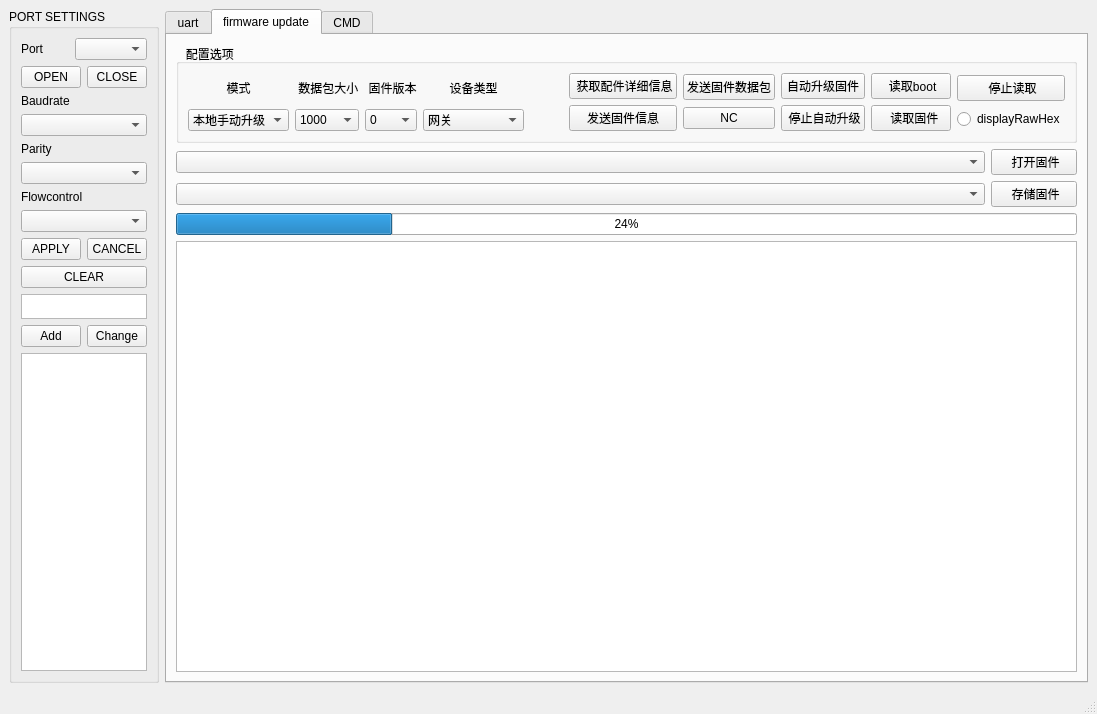
This is main_window_form.ui in a15981097537/konying_id8 as Qt 5 draws it before an edit. The edited form follows.
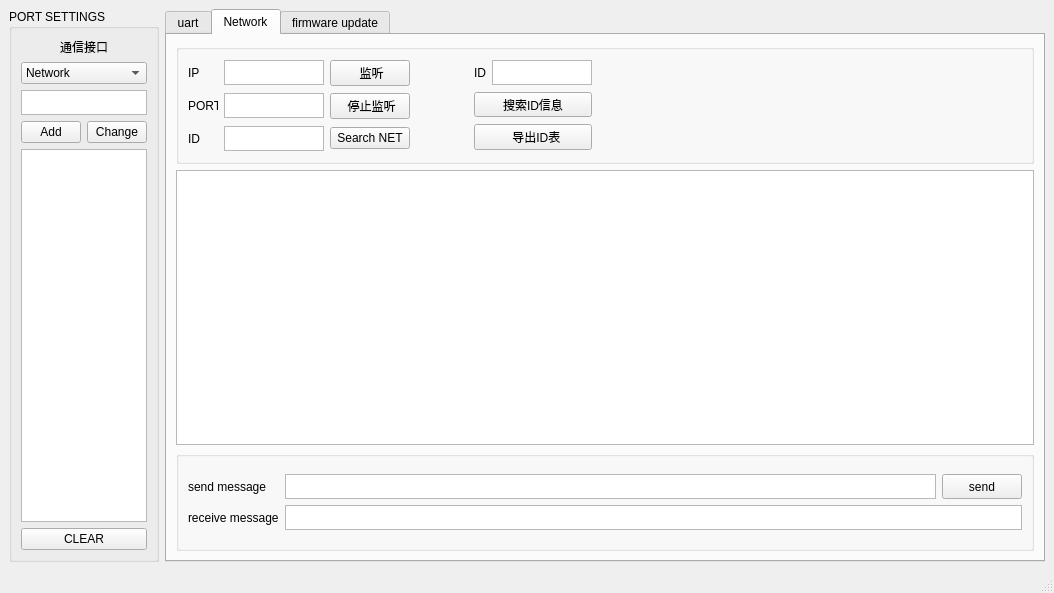
This is the edited form. The open tabs and pages were chosen to show the change.

Commit message: network ok

Diff of the .ui file:
```diff
--- a/main_window_form.ui
+++ b/main_window_form.ui
@@ -6,8 +6,8 @@
    <rect>
     <x>0</x>
     <y>0</y>
-    <width>1097</width>
-    <height>714</height>
+    <width>1054</width>
+    <height>593</height>
    </rect>
   </property>
   <property name="windowTitle">
@@ -49,119 +49,39 @@
       </property>
       <layout class="QVBoxLayout" name="verticalLayout_3">
        <item>
-        <layout class="QHBoxLayout" name="horizontalLayout_5">
+        <layout class="QVBoxLayout" name="verticalLayout_19">
          <item>
-          <widget class="QLabel" name="label_2">
+          <widget class="QLabel" name="label_12">
            <property name="text">
-            <string>Port</string>
+            <string>通信接口</string>
            </property>
-          </widget>
-         </item>
-         <item>
-          <widget class="QComboBox" name="comboBox_port"/>
-         </item>
-        </layout>
-       </item>
-       <item>
-        <layout class="QHBoxLayout" name="horizontalLayout_7">
-         <item>
-          <widget class="QPushButton" name="bt_openport">
-           <property name="statusTip">
-            <string>Open port</string>
+           <property name="alignment">
+            <set>Qt::AlignCenter</set>
            </property>
-           <property name="text">
-            <string>OPEN</string>
-           </property>
           </widget>
          </item>
          <item>
-          <widget class="QPushButton" name="bt_closeport">
-           <property name="statusTip">
-            <string>Close port</string>
+          <widget class="QComboBox" name="comunication_protocal">
+           <property name="minimumSize">
+            <size>
+             <width>0</width>
+             <height>0</height>
+            </size>
            </property>
-           <property name="text">
-            <string>CLOSE</string>
-           </property>
+           <item>
+            <property name="text">
+             <string>Network</string>
+            </property>
+           </item>
+           <item>
+            <property name="text">
+             <string>Uart</string>
+            </property>
+           </item>
           </widget>
          </item>
         </layout>
        </item>
-       <item>
-        <layout class="QVBoxLayout" name="verticalLayout_17">
-         <item>
-          <widget class="QLabel" name="label_3">
-           <property name="text">
-            <string>Baudrate</string>
-           </property>
-          </widget>
-         </item>
-         <item>
-          <widget class="QComboBox" name="comboBox_baudrate"/>
-         </item>
-        </layout>
-       </item>
-       <item>
-        <layout class="QVBoxLayout" name="verticalLayout_16">
-         <item>
-          <widget class="QLabel" name="label_5">
-           <property name="text">
-            <string>Parity</string>
-           </property>
-          </widget>
-         </item>
-         <item>
-          <widget class="QComboBox" name="comboBox_parity"/>
-         </item>
-        </layout>
-       </item>
-       <item>
-        <layout class="QVBoxLayout" name="verticalLayout_15">
-         <item>
-          <widget class="QLabel" name="label_6">
-           <property name="text">
-            <string>Flowcontrol</string>
-           </property>
-          </widget>
-         </item>
-         <item>
-          <widget class="QComboBox" name="comboBox_flcntrl"/>
-         </item>
-        </layout>
-       </item>
-       <item>
-        <layout class="QHBoxLayout" name="horizontalLayout_10">
-         <item>
-          <widget class="QPushButton" name="bt_apply">
-           <property name="statusTip">
-            <string>Apply port settings</string>
-           </property>
-           <property name="text">
-            <string>APPLY</string>
-           </property>
-          </widget>
-         </item>
-         <item>
-          <widget class="QPushButton" name="bt_cancel">
-           <property name="statusTip">
-            <string>Cancel new settings </string>
-           </property>
-           <property name="text">
-            <string>CANCEL</string>
-           </property>
-          </widget>
-         </item>
-        </layout>
-       </item>
-       <item>
-        <widget class="QPushButton" name="bt_clear">
-         <property name="statusTip">
-          <string>Clear input data</string>
-         </property>
-         <property name="text">
-          <string>CLEAR</string>
-         </property>
-        </widget>
-       </item>
        <item>
         <widget class="QTextEdit" name="te_addrEdit">
          <property name="maximumSize">
@@ -193,19 +113,210 @@
        <item>
         <widget class="QListWidget" name="shortAddr"/>
        </item>
+       <item>
+        <widget class="QPushButton" name="bt_clear">
+         <property name="statusTip">
+          <string>Clear input data</string>
+         </property>
+         <property name="text">
+          <string>CLEAR</string>
+         </property>
+        </widget>
+       </item>
       </layout>
      </widget>
     </item>
     <item>
      <widget class="QTabWidget" name="function">
       <property name="currentIndex">
-       <number>1</number>
+       <number>2</number>
       </property>
       <widget class="QWidget" name="uart">
        <attribute name="title">
         <string>uart</string>
        </attribute>
-       <layout class="QVBoxLayout" name="verticalLayout_4">
+       <layout class="QVBoxLayout" name="verticalLayout_24">
+        <item>
+         <layout class="QHBoxLayout" name="horizontalLayout_7">
+          <item>
+           <layout class="QVBoxLayout" name="verticalLayout_17">
+            <item>
+             <layout class="QHBoxLayout" name="horizontalLayout_5">
+              <item>
+               <widget class="QLabel" name="label_2">
+                <property name="text">
+                 <string>Port</string>
+                </property>
+               </widget>
+              </item>
+              <item>
+               <widget class="QComboBox" name="comboBox_port">
+                <property name="minimumSize">
+                 <size>
+                  <width>120</width>
+                  <height>0</height>
+                 </size>
+                </property>
+                <property name="maximumSize">
+                 <size>
+                  <width>120</width>
+                  <height>16777215</height>
+                 </size>
+                </property>
+               </widget>
+              </item>
+             </layout>
+            </item>
+            <item>
+             <layout class="QHBoxLayout" name="horizontalLayout_22">
+              <item>
+               <widget class="QLabel" name="label_6">
+                <property name="text">
+                 <string>Flowcontrol</string>
+                </property>
+               </widget>
+              </item>
+              <item>
+               <widget class="QComboBox" name="comboBox_flcntrl">
+                <property name="minimumSize">
+                 <size>
+                  <width>120</width>
+                  <height>0</height>
+                 </size>
+                </property>
+                <property name="maximumSize">
+                 <size>
+                  <width>120</width>
+                  <height>16777215</height>
+                 </size>
+                </property>
+               </widget>
+              </item>
+             </layout>
+            </item>
+            <item>
+             <layout class="QHBoxLayout" name="horizontalLayout_23">
+              <item>
+               <widget class="QLabel" name="label_3">
+                <property name="text">
+                 <string>Baudrate</string>
+                </property>
+               </widget>
+              </item>
+              <item>
+               <widget class="QComboBox" name="comboBox_baudrate">
+                <property name="minimumSize">
+                 <size>
+                  <width>120</width>
+                  <height>0</height>
+                 </size>
+                </property>
+                <property name="maximumSize">
+                 <size>
+                  <width>120</width>
+                  <height>16777215</height>
+                 </size>
+                </property>
+               </widget>
+              </item>
+             </layout>
+            </item>
+            <item>
+             <layout class="QHBoxLayout" name="horizontalLayout_24">
+              <item>
+               <widget class="QLabel" name="label_5">
+                <property name="text">
+                 <string>Parity</string>
+                </property>
+               </widget>
+              </item>
+              <item>
+               <widget class="QComboBox" name="comboBox_parity">
+                <property name="minimumSize">
+                 <size>
+                  <width>120</width>
+                  <height>0</height>
+                 </size>
+                </property>
+                <property name="maximumSize">
+                 <size>
+                  <width>120</width>
+                  <height>16777215</height>
+                 </size>
+                </property>
+               </widget>
+              </item>
+             </layout>
+            </item>
+           </layout>
+          </item>
+          <item>
+           <layout class="QVBoxLayout" name="verticalLayout_16">
+            <item>
+             <layout class="QVBoxLayout" name="verticalLayout_15">
+              <item>
+               <widget class="QPushButton" name="bt_apply">
+                <property name="statusTip">
+                 <string>Apply port settings</string>
+                </property>
+                <property name="text">
+                 <string>APPLY</string>
+                </property>
+               </widget>
+              </item>
+              <item>
+               <widget class="QPushButton" name="bt_cancel">
+                <property name="statusTip">
+                 <string>Cancel new settings </string>
+                </property>
+                <property name="text">
+                 <string>CANCEL</string>
+                </property>
+               </widget>
+              </item>
+             </layout>
+            </item>
+            <item>
+             <layout class="QVBoxLayout" name="verticalLayout_4">
+              <item>
+               <widget class="QPushButton" name="bt_openport">
+                <property name="statusTip">
+                 <string>Open port</string>
+                </property>
+                <property name="text">
+                 <string>OPEN</string>
+                </property>
+               </widget>
+              </item>
+              <item>
+               <widget class="QPushButton" name="bt_closeport">
+                <property name="statusTip">
+                 <string>Close port</string>
+                </property>
+                <property name="text">
+                 <string>CLOSE</string>
+                </property>
+               </widget>
+              </item>
+             </layout>
+            </item>
+           </layout>
+          </item>
+          <item>
+           <spacer name="horizontalSpacer_7">
+            <property name="orientation">
+             <enum>Qt::Horizontal</enum>
+            </property>
+            <property name="sizeHint" stdset="0">
+             <size>
+              <width>40</width>
+              <height>20</height>
+             </size>
+            </property>
+           </spacer>
+          </item>
+         </layout>
+        </item>
         <item>
          <widget class="QGroupBox" name="groupBox_2">
           <property name="sizePolicy">
@@ -418,6 +529,369 @@
         </item>
        </layout>
       </widget>
+      <widget class="QWidget" name="Network">
+       <attribute name="title">
+        <string>Network</string>
+       </attribute>
+       <layout class="QVBoxLayout" name="verticalLayout_25">
+        <item>
+         <widget class="QGroupBox" name="groupBox_4">
+          <property name="maximumSize">
+           <size>
+            <width>16777215</width>
+            <height>120</height>
+           </size>
+          </property>
+          <property name="title">
+           <string/>
+          </property>
+          <layout class="QHBoxLayout" name="horizontalLayout_8">
+           <item>
+            <layout class="QVBoxLayout" name="verticalLayout_20">
+             <item>
+              <layout class="QHBoxLayout" name="horizontalLayout_16">
+               <item>
+                <widget class="QLabel" name="label_17">
+                 <property name="maximumSize">
+                  <size>
+                   <width>30</width>
+                   <height>25</height>
+                  </size>
+                 </property>
+                 <property name="text">
+                  <string>IP</string>
+                 </property>
+                </widget>
+               </item>
+               <item>
+                <widget class="QTextEdit" name="textEdit_IP">
+                 <property name="maximumSize">
+                  <size>
+                   <width>100</width>
+                   <height>25</height>
+                  </size>
+                 </property>
+                </widget>
+               </item>
+               <item>
+                <widget class="QPushButton" name="bt_listen">
+                 <property name="text">
+                  <string> 监听</string>
+                 </property>
+                </widget>
+               </item>
+              </layout>
+             </item>
+             <item>
+              <layout class="QHBoxLayout" name="horizontalLayout_17">
+               <item>
+                <widget class="QLabel" name="label_18">
+                 <property name="maximumSize">
+                  <size>
+                   <width>30</width>
+                   <height>25</height>
+                  </size>
+                 </property>
+                 <property name="text">
+                  <string>PORT</string>
+                 </property>
+                </widget>
+               </item>
+               <item>
+                <widget class="QTextEdit" name="textEdit_Port">
+                 <property name="maximumSize">
+                  <size>
+                   <width>100</width>
+                   <height>25</height>
+                  </size>
+                 </property>
+                </widget>
+               </item>
+               <item>
+                <widget class="QPushButton" name="bt_stopListen">
+                 <property name="text">
+                  <string> 停止监听</string>
+                 </property>
+                </widget>
+               </item>
+              </layout>
+             </item>
+             <item>
+              <layout class="QHBoxLayout" name="horizontalLayout_11">
+               <item>
+                <widget class="QLabel" name="label_22">
+                 <property name="maximumSize">
+                  <size>
+                   <width>30</width>
+                   <height>25</height>
+                  </size>
+                 </property>
+                 <property name="text">
+                  <string>ID</string>
+                 </property>
+                </widget>
+               </item>
+               <item>
+                <widget class="QTextEdit" name="textEdit_ID2">
+                 <property name="maximumSize">
+                  <size>
+                   <width>100</width>
+                   <height>25</height>
+                  </size>
+                 </property>
+                </widget>
+               </item>
+               <item>
+                <widget class="QPushButton" name="bt_search_net">
+                 <property name="text">
+                  <string>Search NET</string>
+                 </property>
+                </widget>
+               </item>
+              </layout>
+             </item>
+            </layout>
+           </item>
+           <item>
+            <spacer name="horizontalSpacer_4">
+             <property name="orientation">
+              <enum>Qt::Horizontal</enum>
+             </property>
+             <property name="sizeHint" stdset="0">
+              <size>
+               <width>49</width>
+               <height>20</height>
+              </size>
+             </property>
+            </spacer>
+           </item>
+           <item>
+            <layout class="QVBoxLayout" name="verticalLayout_8">
+             <item>
+              <layout class="QHBoxLayout" name="horizontalLayout_9">
+               <item>
+                <widget class="QLabel" name="label_19">
+                 <property name="maximumSize">
+                  <size>
+                   <width>30</width>
+                   <height>25</height>
+                  </size>
+                 </property>
+                 <property name="text">
+                  <string>ID</string>
+                 </property>
+                </widget>
+               </item>
+               <item>
+                <widget class="QTextEdit" name="textEdit_ID">
+                 <property name="maximumSize">
+                  <size>
+                   <width>100</width>
+                   <height>25</height>
+                  </size>
+                 </property>
+                </widget>
+               </item>
+              </layout>
+             </item>
+             <item>
+              <widget class="QPushButton" name="bt_searchId">
+               <property name="maximumSize">
+                <size>
+                 <width>16777215</width>
+                 <height>25</height>
+                </size>
+               </property>
+               <property name="text">
+                <string>搜索ID信息</string>
+               </property>
+              </widget>
+             </item>
+             <item>
+              <widget class="QPushButton" name="export_idList">
+               <property name="text">
+                <string>  导出ID表</string>
+               </property>
+              </widget>
+             </item>
+            </layout>
+           </item>
+           <item>
+            <spacer name="horizontalSpacer_9">
+             <property name="orientation">
+              <enum>Qt::Horizontal</enum>
+             </property>
+             <property name="sizeHint" stdset="0">
+              <size>
+               <width>40</width>
+               <height>20</height>
+              </size>
+             </property>
+            </spacer>
+           </item>
+           <item>
+            <spacer name="horizontalSpacer_11">
+             <property name="orientation">
+              <enum>Qt::Horizontal</enum>
+             </property>
+             <property name="sizeHint" stdset="0">
+              <size>
+               <width>40</width>
+               <height>20</height>
+              </size>
+             </property>
+            </spacer>
+           </item>
+           <item>
+            <spacer name="horizontalSpacer_10">
+             <property name="orientation">
+              <enum>Qt::Horizontal</enum>
+             </property>
+             <property name="sizeHint" stdset="0">
+              <size>
+               <width>40</width>
+               <height>20</height>
+              </size>
+             </property>
+            </spacer>
+           </item>
+           <item>
+            <spacer name="horizontalSpacer_8">
+             <property name="orientation">
+              <enum>Qt::Horizontal</enum>
+             </property>
+             <property name="sizeHint" stdset="0">
+              <size>
+               <width>40</width>
+               <height>20</height>
+              </size>
+             </property>
+            </spacer>
+           </item>
+           <item>
+            <spacer name="horizontalSpacer_6">
+             <property name="orientation">
+              <enum>Qt::Horizontal</enum>
+             </property>
+             <property name="sizeHint" stdset="0">
+              <size>
+               <width>40</width>
+               <height>20</height>
+              </size>
+             </property>
+            </spacer>
+           </item>
+           <item>
+            <spacer name="horizontalSpacer_5">
+             <property name="orientation">
+              <enum>Qt::Horizontal</enum>
+             </property>
+             <property name="sizeHint" stdset="0">
+              <size>
+               <width>139</width>
+               <height>20</height>
+              </size>
+             </property>
+            </spacer>
+           </item>
+          </layout>
+         </widget>
+        </item>
+        <item>
+         <widget class="QTextBrowser" name="infDisplay"/>
+        </item>
+        <item>
+         <widget class="QGroupBox" name="groupBox_6">
+          <property name="maximumSize">
+           <size>
+            <width>16777215</width>
+            <height>100</height>
+           </size>
+          </property>
+          <property name="title">
+           <string/>
+          </property>
+          <layout class="QVBoxLayout" name="verticalLayout_23">
+           <item>
+            <layout class="QHBoxLayout" name="horizontalLayout_19">
+             <item>
+              <layout class="QVBoxLayout" name="verticalLayout_21">
+               <item>
+                <widget class="QLabel" name="label_20">
+                 <property name="maximumSize">
+                  <size>
+                   <width>16777215</width>
+                   <height>31</height>
+                  </size>
+                 </property>
+                 <property name="text">
+                  <string>send message</string>
+                 </property>
+                </widget>
+               </item>
+               <item>
+                <widget class="QLabel" name="label_21">
+                 <property name="maximumSize">
+                  <size>
+                   <width>16777215</width>
+                   <height>31</height>
+                  </size>
+                 </property>
+                 <property name="text">
+                  <string>receive message</string>
+                 </property>
+                </widget>
+               </item>
+              </layout>
+             </item>
+             <item>
+              <layout class="QVBoxLayout" name="verticalLayout_22">
+               <item>
+                <layout class="QHBoxLayout" name="horizontalLayout_20">
+                 <item>
+                  <widget class="QTextEdit" name="infEdit">
+                   <property name="maximumSize">
+                    <size>
+                     <width>16777215</width>
+                     <height>25</height>
+                    </size>
+                   </property>
+                  </widget>
+                 </item>
+                 <item>
+                  <widget class="QPushButton" name="bt_netSend">
+                   <property name="maximumSize">
+                    <size>
+                     <width>16777215</width>
+                     <height>31</height>
+                    </size>
+                   </property>
+                   <property name="text">
+                    <string>send</string>
+                   </property>
+                  </widget>
+                 </item>
+                </layout>
+               </item>
+               <item>
+                <widget class="QTextBrowser" name="infReceive">
+                 <property name="maximumSize">
+                  <size>
+                   <width>16777215</width>
+                   <height>25</height>
+                  </size>
+                 </property>
+                </widget>
+               </item>
+              </layout>
+             </item>
+            </layout>
+           </item>
+          </layout>
+         </widget>
+        </item>
+       </layout>
+      </widget>
       <widget class="QWidget" name="firmware_update">
        <attribute name="title">
         <string>firmware update</string>
@@ -786,6 +1260,11 @@
                  <string>多功能传感器</string>
                 </property>
                </item>
+               <item>
+                <property name="text">
+                 <string>资产标签</string>
+                </property>
+               </item>
               </widget>
              </item>
             </layout>
@@ -960,11 +1439,6 @@
         </item>
        </layout>
       </widget>
-      <widget class="QWidget" name="CMD">
-       <attribute name="title">
-        <string>CMD</string>
-       </attribute>
-      </widget>
      </widget>
     </item>
    </layout>
@@ -979,7 +1453,7 @@
     <rect>
      <x>0</x>
      <y>0</y>
-     <width>1097</width>
+     <width>1054</width>
      <height>23</height>
     </rect>
    </property>
```
Left out of the diff: 4 changed lines with no effect on the pictures. The commit also changes 47 other files.
